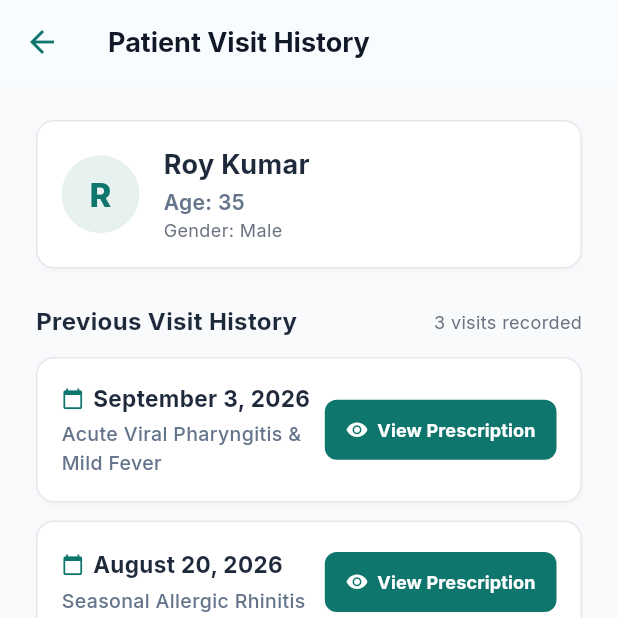
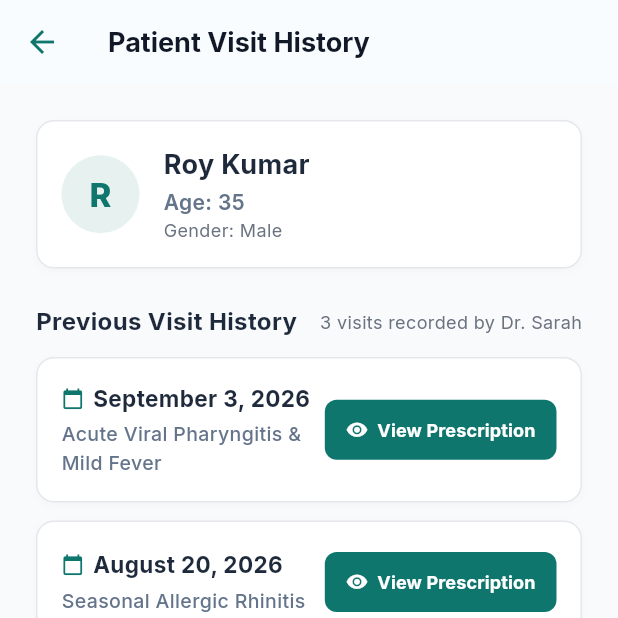
Before and after one commit to karanbhandary0-byte/cure-app, a Flutter app: the DoctorPatientsScreen screen opened by its route, after a tap on an icon or button, on a phone screen of 412 x 824 dp, the top half of it. Run offline on Flutter 3.47's test engine with Material 3 defaults, Android fonts, the phone set to English and light mode, and no system bars; our stand-ins replace cloud_firestore, dio, firebase_auth, firebase_core, fl_chart, flutter_riverpod and 5 more; accounts and stored records are empty; network calls fail.

Commit message:
Scope patient consultation and prescription history strictly to the logged-in doctor

```diff
--- a/cure_ios/lib/screens/doctor/doctor_patient_detail_screen.dart
+++ b/cure_ios/lib/screens/doctor/doctor_patient_detail_screen.dart
@@ -145,10 +145,15 @@ class _DoctorPatientDetailScreenState extends ConsumerState<DoctorPatientDetailS
         ? appointmentId
         : 'appt_${widget.patientId}_${DateTime.now().millisecondsSinceEpoch}';
 
+    final currentDoctor = ref.read(authProvider).currentUser;
+    final doctorId = currentDoctor?.id ?? 'doc_current';
+    final doctorName = currentDoctor?.name ?? 'Dr. Sarah';
+
     // Always record locally in recordedConsultationsProvider so it's instantly available
     ref.read(recordedConsultationsProvider.notifier).addConsultation(
       RecordedConsultation(
         id: 'consult_${DateTime.now().millisecondsSinceEpoch}',
+        doctorId: doctorId,
         patientId: widget.patientId,
         appointmentId: apptId,
         diagnosis: diag,
@@ -156,6 +161,7 @@ class _DoctorPatientDetailScreenState extends ConsumerState<DoctorPatientDetailS
         prescriptionImageUrl: photo,
         followUpInstructions: followUp,
         createdAt: DateTime.now(),
+        doctorName: doctorName,
       ),
     );
 
--- a/cure_ios/lib/screens/doctor/doctor_patients_screen.dart
+++ b/cure_ios/lib/screens/doctor/doctor_patients_screen.dart
@@ -39,7 +39,7 @@ class PatientVisitRecord {
     required this.diagnosis,
     required this.medicines,
     required this.doctorInstructions,
-    this.doctorName = "Dr. Karan",
+    this.doctorName = "Dr. Sarah",
     this.prescriptionImageUrl,
   });
 
@@ -164,26 +164,38 @@ class _DoctorPatientsScreenState extends ConsumerState<DoctorPatientsScreen> {
     }
   }
 
-  // Load / build previous visit records for the selected patient
+  // Load / build previous visit records for the selected patient filtered by current doctor
   Future<void> _selectPatient(Patient patient) async {
     setState(() {
       _selectedPatient = patient;
       _isLoadingVisits = true;
     });
 
+    final currentDoctor = ref.read(authProvider).currentUser;
+    final currentDocId = currentDoctor?.id ?? '';
+    final currentDocName = currentDoctor?.name ?? 'Dr. Sarah';
+
     List<PatientVisitRecord> visits = [];
 
-    // 1. Check locally recorded consultations with uploaded images
+    // 1. Check locally recorded consultations with uploaded images (only by THIS doctor)
     try {
-      final localConsults = ref.read(recordedConsultationsProvider).where((c) =>
-          c.patientId == patient.id ||
-          c.patientId == 'pat_${patient.name.toLowerCase().split(' ').first}' ||
-          patient.name.toLowerCase().contains(c.patientId.toLowerCase())).toList();
+      final localConsults = ref.read(recordedConsultationsProvider).where((c) {
+        final matchesPatient = c.patientId == patient.id ||
+            c.patientId == 'pat_${patient.name.toLowerCase().split(' ').first}' ||
+            patient.name.toLowerCase().contains(c.patientId.toLowerCase());
+
+        final matchesDoctor = currentDocId.isEmpty ||
+            c.doctorId == currentDocId ||
+            c.doctorName.toLowerCase().contains(currentDocName.toLowerCase()) ||
+            currentDocName.toLowerCase().contains(c.doctorName.toLowerCase());
+
+        return matchesPatient && matchesDoctor;
+      }).toList();
 
       for (final c in localConsults) {
         if (!visits.any((v) => v.id == c.id)) {
           visits.add(
-             PatientVisitRecord(
+            PatientVisitRecord(
               id: c.id,
               visitDate: c.createdAt,
               diagnosis: c.diagnosis.isNotEmpty ? c.diagnosis : "Prescription Consultation",
@@ -197,13 +209,18 @@ class _DoctorPatientsScreenState extends ConsumerState<DoctorPatientsScreen> {
       }
     } catch (_) {}
 
-    // 2. Try fetching live consultations from Firebase or API
+    // 2. Try fetching live consultations from Firebase or API (only by THIS doctor)
     try {
       final fb = ref.read(firebaseServiceProvider);
       final liveConsults = await fb.getPatientConsultations(patient.id);
       if (liveConsults.isNotEmpty) {
         for (final c in liveConsults) {
-          if (!visits.any((v) => v.id == c.id)) {
+          final isDoctorMatch = currentDocId.isEmpty ||
+              c.doctor?.id == currentDocId ||
+              (c.doctor?.name ?? '').toLowerCase().contains(currentDocName.toLowerCase()) ||
+              currentDocName.toLowerCase().contains((c.doctor?.name ?? '').toLowerCase());
+
+          if (isDoctorMatch && !visits.any((v) => v.id == c.id)) {
             visits.add(
               PatientVisitRecord(
                 id: c.id,
@@ -212,6 +229,7 @@ class _DoctorPatientsScreenState extends ConsumerState<DoctorPatientsScreen> {
                 doctorInstructions: c.followUpInstructions ?? "Take prescribed medicines regularly.",
                 medicines: _parsePrescriptionMedicines(c.prescription),
                 prescriptionImageUrl: c.prescriptionImageUrl,
+                doctorName: c.doctor?.name ?? currentDocName,
               ),
             );
           }
@@ -219,9 +237,9 @@ class _DoctorPatientsScreenState extends ConsumerState<DoctorPatientsScreen> {
       }
     } catch (_) {}
 
-    // 3. If no live visits found, supply realistic visit history matching the user's specification
+    // 3. If no live visits found, supply realistic visit history matching the user's specification attributed to this doctor
     if (visits.isEmpty) {
-      visits = _getDefaultVisitsForPatient(patient);
+      visits = _getDefaultVisitsForPatient(patient, doctorName: currentDocName);
     }
 
     // Sort newest visits first
@@ -271,12 +289,13 @@ class _DoctorPatientsScreenState extends ConsumerState<DoctorPatientsScreen> {
           ];
   }
 
-  List<PatientVisitRecord> _getDefaultVisitsForPatient(Patient patient) {
+  List<PatientVisitRecord> _getDefaultVisitsForPatient(Patient patient, {String doctorName = "Dr. Sarah"}) {
     if (patient.name.toLowerCase().contains("roy")) {
       return [
         PatientVisitRecord(
           id: "visit_roy_1",
           visitDate: DateTime(2026, 9, 3),
+          doctorName: doctorName,
           diagnosis: "Acute Viral Pharyngitis & Mild Fever",
           medicines: const [
             PrescriptionItem(
@@ -304,6 +323,7 @@ class _DoctorPatientsScreenState extends ConsumerState<DoctorPatientsScreen> {
         PatientVisitRecord(
           id: "visit_roy_2",
           visitDate: DateTime(2026, 8, 20),
+          doctorName: doctorName,
           diagnosis: "Seasonal Allergic Rhinitis",
           medicines: const [
             PrescriptionItem(
@@ -331,6 +351,7 @@ class _DoctorPatientsScreenState extends ConsumerState<DoctorPatientsScreen> {
         PatientVisitRecord(
           id: "visit_roy_3",
           visitDate: DateTime(2026, 7, 15),
+          doctorName: doctorName,
           diagnosis: "Routine Health Checkup & Mild Gastritis",
           medicines: const [
             PrescriptionItem(
@@ -355,6 +376,7 @@ class _DoctorPatientsScreenState extends ConsumerState<DoctorPatientsScreen> {
         PatientVisitRecord(
           id: "visit_anjali_1",
           visitDate: DateTime(2026, 9, 1),
+          doctorName: doctorName,
           diagnosis: "Tension Headache & Neck Strain",
           medicines: const [
             PrescriptionItem(
@@ -376,6 +398,7 @@ class _DoctorPatientsScreenState extends ConsumerState<DoctorPatientsScreen> {
         PatientVisitRecord(
           id: "visit_anjali_2",
           visitDate: DateTime(2026, 8, 14),
+          doctorName: doctorName,
           diagnosis: "Vitamin D Deficiency Followup",
           medicines: const [
             PrescriptionItem(
@@ -394,6 +417,7 @@ class _DoctorPatientsScreenState extends ConsumerState<DoctorPatientsScreen> {
         PatientVisitRecord(
           id: "visit_gen_1",
           visitDate: DateTime(2026, 8, 29),
+          doctorName: doctorName,
           diagnosis: "General Health Consultation",
           medicines: const [
             PrescriptionItem(
@@ -415,6 +439,7 @@ class _DoctorPatientsScreenState extends ConsumerState<DoctorPatientsScreen> {
         PatientVisitRecord(
           id: "visit_gen_2",
           visitDate: DateTime(2026, 7, 20),
+          doctorName: doctorName,
           diagnosis: "Routine Physical & Vitals Check",
           medicines: const [
             PrescriptionItem(
@@ -866,7 +891,7 @@ class _DoctorPatientsScreenState extends ConsumerState<DoctorPatientsScreen> {
                 ),
                 SizedBox(height: 2),
                 Text(
-                  "Select a patient to view previous prescriptions and visit history",
+                  "Select a patient to view your uploaded prescriptions and visit history",
                   style: TextStyle(color: AppColors.muted, fontSize: 12),
                 ),
               ],
@@ -1057,6 +1082,9 @@ class _DoctorPatientsScreenState extends ConsumerState<DoctorPatientsScreen> {
   }
 
   Widget _buildPatientVisitHistoryView(Patient patient) {
+    final currentDoctor = ref.read(authProvider).currentUser;
+    final doctorDisplayName = currentDoctor?.name ?? "Dr. Sarah";
+
     return Scaffold(
       backgroundColor: const Color(0xFFF8FAFC),
       appBar: AppBar(
@@ -1166,7 +1194,7 @@ class _DoctorPatientsScreenState extends ConsumerState<DoctorPatientsScreen> {
                   ),
                 ),
                 Text(
-                  "${_selectedPatientVisits.length} visits recorded",
+                  "${_selectedPatientVisits.length} visits recorded by $doctorDisplayName",
                   style: const TextStyle(fontSize: 12, color: AppColors.muted),
                 ),
               ],
@@ -1190,10 +1218,17 @@ class _DoctorPatientsScreenState extends ConsumerState<DoctorPatientsScreen> {
                   borderRadius: BorderRadius.circular(12),
                   border: Border.all(color: AppColors.border),
                 ),
-                child: const Center(
-                  child: Text(
-                    "No previous visit records found for this patient.",
-                    style: TextStyle(color: AppColors.muted),
+                child: Center(
+                  child: Column(
+                    children: [
+                      const Icon(Icons.folder_open, size: 40, color: AppColors.muted),
+                      const SizedBox(height: 8),
+                      Text(
+                        "No previous visit or prescription records uploaded by $doctorDisplayName for ${patient.name}.",
+                        style: const TextStyle(color: AppColors.muted, fontSize: 13),
+                        textAlign: TextAlign.center,
+                      ),
+                    ],
                   ),
                 ),
               )
--- a/frontend/lib/screens/doctor/doctor_patient_detail_screen.dart
+++ b/frontend/lib/screens/doctor/doctor_patient_detail_screen.dart
@@ -145,10 +145,15 @@ class _DoctorPatientDetailScreenState extends ConsumerState<DoctorPatientDetailS
         ? appointmentId
         : 'appt_${widget.patientId}_${DateTime.now().millisecondsSinceEpoch}';
 
+    final currentDoctor = ref.read(authProvider).currentUser;
+    final doctorId = currentDoctor?.id ?? 'doc_current';
+    final doctorName = currentDoctor?.name ?? 'Dr. Sarah';
+
     // Always record locally in recordedConsultationsProvider so it's instantly available
     ref.read(recordedConsultationsProvider.notifier).addConsultation(
       RecordedConsultation(
         id: 'consult_${DateTime.now().millisecondsSinceEpoch}',
+        doctorId: doctorId,
         patientId: widget.patientId,
         appointmentId: apptId,
         diagnosis: diag,
@@ -156,6 +161,7 @@ class _DoctorPatientDetailScreenState extends ConsumerState<DoctorPatientDetailS
         prescriptionImageUrl: photo,
         followUpInstructions: followUp,
         createdAt: DateTime.now(),
+        doctorName: doctorName,
       ),
     );
 
--- a/frontend/lib/screens/doctor/doctor_patients_screen.dart
+++ b/frontend/lib/screens/doctor/doctor_patients_screen.dart
@@ -39,7 +39,7 @@ class PatientVisitRecord {
     required this.diagnosis,
     required this.medicines,
     required this.doctorInstructions,
-    this.doctorName = "Dr. Karan",
+    this.doctorName = "Dr. Sarah",
     this.prescriptionImageUrl,
   });
 
@@ -164,21 +164,33 @@ class _DoctorPatientsScreenState extends ConsumerState<DoctorPatientsScreen> {
     }
   }
 
-  // Load / build previous visit records for the selected patient
+  // Load / build previous visit records for the selected patient filtered by current doctor
   Future<void> _selectPatient(Patient patient) async {
     setState(() {
       _selectedPatient = patient;
       _isLoadingVisits = true;
     });
 
+    final currentDoctor = ref.read(authProvider).currentUser;
+    final currentDocId = currentDoctor?.id ?? '';
+    final currentDocName = currentDoctor?.name ?? 'Dr. Sarah';
+
     List<PatientVisitRecord> visits = [];
 
-    // 1. Check locally recorded consultations with uploaded images
+    // 1. Check locally recorded consultations with uploaded images (only by THIS doctor)
     try {
-      final localConsults = ref.read(recordedConsultationsProvider).where((c) =>
-          c.patientId == patient.id ||
-          c.patientId == 'pat_${patient.name.toLowerCase().split(' ').first}' ||
-          patient.name.toLowerCase().contains(c.patientId.toLowerCase())).toList();
+      final localConsults = ref.read(recordedConsultationsProvider).where((c) {
+        final matchesPatient = c.patientId == patient.id ||
+            c.patientId == 'pat_${patient.name.toLowerCase().split(' ').first}' ||
+            patient.name.toLowerCase().contains(c.patientId.toLowerCase());
+
+        final matchesDoctor = currentDocId.isEmpty ||
+            c.doctorId == currentDocId ||
+            c.doctorName.toLowerCase().contains(currentDocName.toLowerCase()) ||
+            currentDocName.toLowerCase().contains(c.doctorName.toLowerCase());
+
+        return matchesPatient && matchesDoctor;
+      }).toList();
 
       for (final c in localConsults) {
         if (!visits.any((v) => v.id == c.id)) {
@@ -197,13 +209,18 @@ class _DoctorPatientsScreenState extends ConsumerState<DoctorPatientsScreen> {
       }
     } catch (_) {}
 
-    // 2. Try fetching live consultations from Firebase or API
+    // 2. Try fetching live consultations from Firebase or API (only by THIS doctor)
     try {
       final fb = ref.read(firebaseServiceProvider);
       final liveConsults = await fb.getPatientConsultations(patient.id);
       if (liveConsults.isNotEmpty) {
         for (final c in liveConsults) {
-          if (!visits.any((v) => v.id == c.id)) {
+          final isDoctorMatch = currentDocId.isEmpty ||
+              c.doctor?.id == currentDocId ||
+              (c.doctor?.name ?? '').toLowerCase().contains(currentDocName.toLowerCase()) ||
+              currentDocName.toLowerCase().contains((c.doctor?.name ?? '').toLowerCase());
+
+          if (isDoctorMatch && !visits.any((v) => v.id == c.id)) {
             visits.add(
               PatientVisitRecord(
                 id: c.id,
@@ -212,6 +229,7 @@ class _DoctorPatientsScreenState extends ConsumerState<DoctorPatientsScreen> {
                 doctorInstructions: c.followUpInstructions ?? "Take prescribed medicines regularly.",
                 medicines: _parsePrescriptionMedicines(c.prescription),
                 prescriptionImageUrl: c.prescriptionImageUrl,
+                doctorName: c.doctor?.name ?? currentDocName,
               ),
             );
           }
@@ -219,9 +237,9 @@ class _DoctorPatientsScreenState extends ConsumerState<DoctorPatientsScreen> {
       }
     } catch (_) {}
 
-    // 3. If no live visits found, supply realistic visit history matching the user's specification
+    // 3. If no live visits found, supply realistic visit history matching the user's specification attributed to this doctor
     if (visits.isEmpty) {
-      visits = _getDefaultVisitsForPatient(patient);
+      visits = _getDefaultVisitsForPatient(patient, doctorName: currentDocName);
     }
 
     // Sort newest visits first
@@ -271,12 +289,13 @@ class _DoctorPatientsScreenState extends ConsumerState<DoctorPatientsScreen> {
           ];
   }
 
-  List<PatientVisitRecord> _getDefaultVisitsForPatient(Patient patient) {
+  List<PatientVisitRecord> _getDefaultVisitsForPatient(Patient patient, {String doctorName = "Dr. Sarah"}) {
     if (patient.name.toLowerCase().contains("roy")) {
       return [
         PatientVisitRecord(
           id: "visit_roy_1",
           visitDate: DateTime(2026, 9, 3),
+          doctorName: doctorName,
           diagnosis: "Acute Viral Pharyngitis & Mild Fever",
           medicines: const [
             PrescriptionItem(
@@ -304,6 +323,7 @@ class _DoctorPatientsScreenState extends ConsumerState<DoctorPatientsScreen> {
         PatientVisitRecord(
           id: "visit_roy_2",
           visitDate: DateTime(2026, 8, 20),
+          doctorName: doctorName,
           diagnosis: "Seasonal Allergic Rhinitis",
           medicines: const [
             PrescriptionItem(
@@ -331,6 +351,7 @@ class _DoctorPatientsScreenState extends ConsumerState<DoctorPatientsScreen> {
         PatientVisitRecord(
           id: "visit_roy_3",
           visitDate: DateTime(2026, 7, 15),
+          doctorName: doctorName,
           diagnosis: "Routine Health Checkup & Mild Gastritis",
           medicines: const [
             PrescriptionItem(
@@ -355,6 +376,7 @@ class _DoctorPatientsScreenState extends ConsumerState<DoctorPatientsScreen> {
         PatientVisitRecord(
           id: "visit_anjali_1",
           visitDate: DateTime(2026, 9, 1),
+          doctorName: doctorName,
           diagnosis: "Tension Headache & Neck Strain",
           medicines: const [
             PrescriptionItem(
@@ -376,6 +398,7 @@ class _DoctorPatientsScreenState extends ConsumerState<DoctorPatientsScreen> {
         PatientVisitRecord(
           id: "visit_anjali_2",
           visitDate: DateTime(2026, 8, 14),
+          doctorName: doctorName,
           diagnosis: "Vitamin D Deficiency Followup",
           medicines: const [
             PrescriptionItem(
@@ -394,6 +417,7 @@ class _DoctorPatientsScreenState extends ConsumerState<DoctorPatientsScreen> {
         PatientVisitRecord(
           id: "visit_gen_1",
           visitDate: DateTime(2026, 8, 29),
+          doctorName: doctorName,
           diagnosis: "General Health Consultation",
           medicines: const [
             PrescriptionItem(
@@ -415,6 +439,7 @@ class _DoctorPatientsScreenState extends ConsumerState<DoctorPatientsScreen> {
         PatientVisitRecord(
           id: "visit_gen_2",
           visitDate: DateTime(2026, 7, 20),
+          doctorName: doctorName,
           diagnosis: "Routine Physical & Vitals Check",
           medicines: const [
             PrescriptionItem(
@@ -866,7 +891,7 @@ class _DoctorPatientsScreenState extends ConsumerState<DoctorPatientsScreen> {
                 ),
                 SizedBox(height: 2),
                 Text(
-                  "Select a patient to view previous prescriptions and visit history",
+                  "Select a patient to view your uploaded prescriptions and visit history",
                   style: TextStyle(color: AppColors.muted, fontSize: 12),
                 ),
               ],
@@ -1057,6 +1082,9 @@ class _DoctorPatientsScreenState extends ConsumerState<DoctorPatientsScreen> {
   }
 
   Widget _buildPatientVisitHistoryView(Patient patient) {
+    final currentDoctor = ref.read(authProvider).currentUser;
+    final doctorDisplayName = currentDoctor?.name ?? "Dr. Sarah";
+
     return Scaffold(
       backgroundColor: const Color(0xFFF8FAFC),
       appBar: AppBar(
@@ -1166,7 +1194,7 @@ class _DoctorPatientsScreenState extends ConsumerState<DoctorPatientsScreen> {
                   ),
                 ),
                 Text(
-                  "${_selectedPatientVisits.length} visits recorded",
+                  "${_selectedPatientVisits.length} visits recorded by $doctorDisplayName",
                   style: const TextStyle(fontSize: 12, color: AppColors.muted),
                 ),
               ],
@@ -1190,10 +1218,17 @@ class _DoctorPatientsScreenState extends ConsumerState<DoctorPatientsScreen> {
                   borderRadius: BorderRadius.circular(12),
                   border: Border.all(color: AppColors.border),
                 ),
-                child: const Center(
-                  child: Text(
-                    "No previous visit records found for this patient.",
-                    style: TextStyle(color: AppColors.muted),
+                child: Center(
+                  child: Column(
+                    children: [
+                      const Icon(Icons.folder_open, size: 40, color: AppColors.muted),
+                      const SizedBox(height: 8),
+                      Text(
+                        "No previous visit or prescription records uploaded by $doctorDisplayName for ${patient.name}.",
+                        style: const TextStyle(color: AppColors.muted, fontSize: 13),
+                        textAlign: TextAlign.center,
+                      ),
+                    ],
                   ),
                 ),
               )
```
Also changed, not shown: cure_ios/lib/providers/doctor_provider.dart (+7 -3 lines), frontend/lib/providers/doctor_provider.dart (+7 -3 lines).
